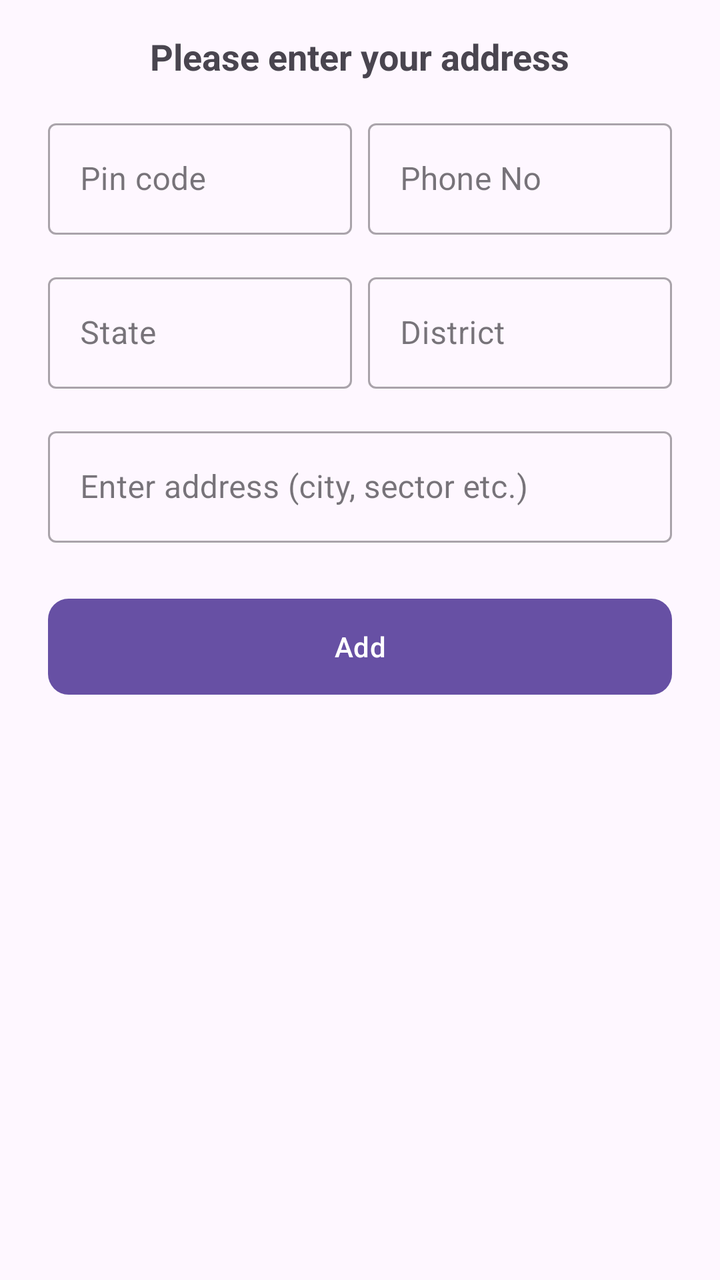
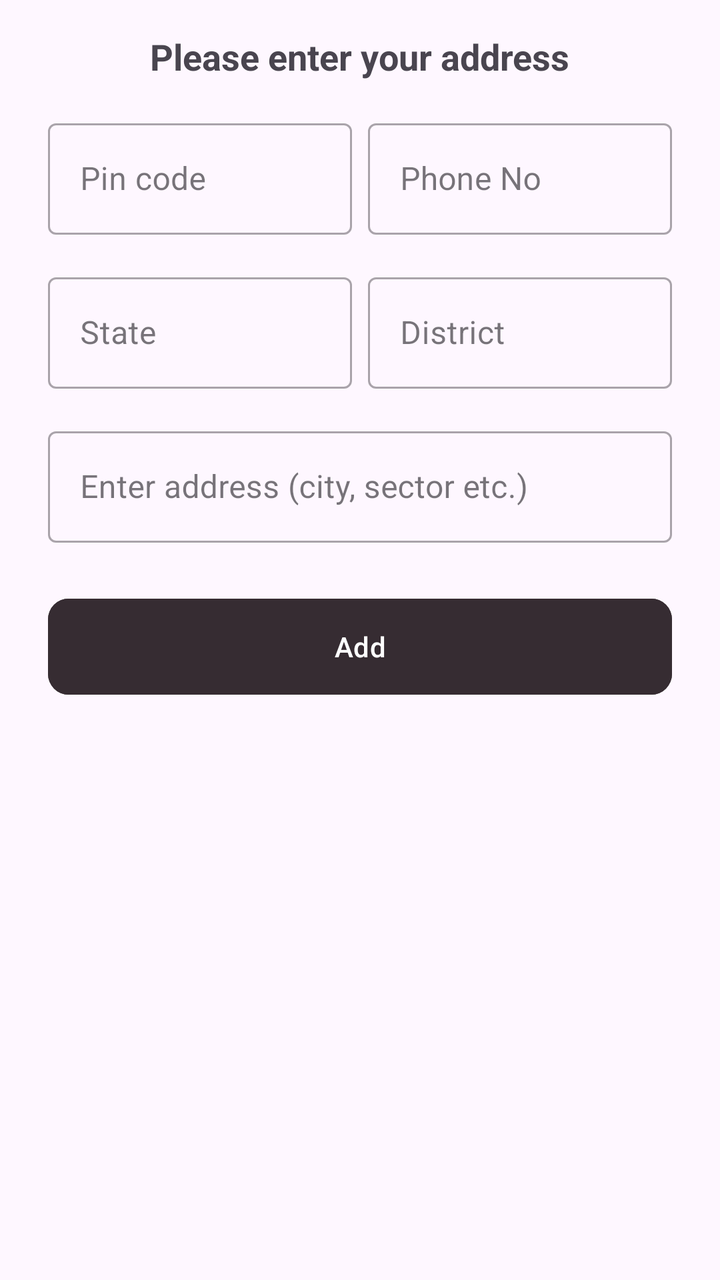

Before-and-after screenshots of an Android layout around one commit, followed by the original layout XML and the change that was made.
<!-- AndroidManifest.xml: application theme Theme.UrbanCars -->
<!-- res/layout/fill_address_layout.xml -->
<?xml version="1.0" encoding="utf-8"?>
<LinearLayout
    xmlns:android="http://schemas.android.com/apk/res/android"
    xmlns:app="http://schemas.android.com/apk/res-auto"
    android:layout_width="match_parent"
    android:layout_height="wrap_content"
    android:orientation="vertical"
    android:layout_margin="16dp"
    android:background="@android:color/transparent">

    <TextView
        android:id="@+id/tvTxt"
        android:layout_width="wrap_content"
        android:layout_height="wrap_content"
        android:layout_gravity="center"
        android:layout_marginTop="16dp"
        android:text="Please enter your address"
        android:textSize="18sp"
        android:textStyle="bold" />

    <LinearLayout
        android:layout_width="match_parent"
        android:layout_height="wrap_content"
        android:layout_marginTop="16dp"
        android:orientation="vertical">

        <LinearLayout
            android:layout_width="match_parent"
            android:layout_height="wrap_content"
            android:layout_marginHorizontal="24dp"
            android:baselineAligned="false"
            android:orientation="horizontal"
            android:weightSum="2">

            <com.google.android.material.textfield.TextInputLayout
                android:id="@+id/pinCode"
                style="@style/Widget.MaterialComponents.TextInputLayout.OutlinedBox"
                android:layout_width="0dp"
                android:layout_height="wrap_content"
                android:layout_marginEnd="8dp"
                android:layout_weight="1"
                app:endIconMode="clear_text">

                <com.google.android.material.textfield.TextInputEditText
                    android:id="@+id/etPinCode"
                    android:layout_width="match_parent"
                    android:layout_height="wrap_content"
                    android:hint="Pin code"
                    android:inputType="number" />
            </com.google.android.material.textfield.TextInputLayout>

            <com.google.android.material.textfield.TextInputLayout
                android:id="@+id/phoneNo"
                style="@style/Widget.MaterialComponents.TextInputLayout.OutlinedBox"
                android:layout_width="0dp"
                android:layout_height="wrap_content"
                android:layout_weight="1"
                app:endIconMode="clear_text">

                <com.google.android.material.textfield.TextInputEditText
                    android:id="@+id/etPhoneNo"
                    android:layout_width="match_parent"
                    android:layout_height="wrap_content"
                    android:hint="Phone No"
                    android:inputType="number" />
            </com.google.android.material.textfield.TextInputLayout>
        </LinearLayout>

        <LinearLayout
            android:layout_width="match_parent"
            android:layout_height="wrap_content"
            android:layout_marginHorizontal="24dp"
            android:layout_marginTop="16dp"
            android:baselineAligned="false"
            android:orientation="horizontal"
            android:weightSum="2">

            <com.google.android.material.textfield.TextInputLayout
                android:id="@+id/state"
                style="@style/Widget.MaterialComponents.TextInputLayout.OutlinedBox"
                android:layout_width="0dp"
                android:layout_height="wrap_content"
                android:layout_marginEnd="8dp"
                android:layout_weight="1"
                app:endIconMode="clear_text">

                <com.google.android.material.textfield.TextInputEditText
                    android:id="@+id/etState"
                    android:layout_width="match_parent"
                    android:layout_height="wrap_content"
                    android:hint="State"
                    android:inputType="text" />
            </com.google.android.material.textfield.TextInputLayout>

            <com.google.android.material.textfield.TextInputLayout
                android:id="@+id/district"
                style="@style/Widget.MaterialComponents.TextInputLayout.OutlinedBox"
                android:layout_width="0dp"
                android:layout_height="wrap_content"
                android:layout_weight="1"
                app:endIconMode="clear_text">

                <com.google.android.material.textfield.TextInputEditText
                    android:id="@+id/etDistrict"
                    android:layout_width="match_parent"
                    android:layout_height="wrap_content"
                    android:hint="District"
                    android:inputType="text" />
            </com.google.android.material.textfield.TextInputLayout>
        </LinearLayout>

        <com.google.android.material.textfield.TextInputLayout
            android:id="@+id/address"
            style="@style/Widget.MaterialComponents.TextInputLayout.OutlinedBox"
            android:layout_width="match_parent"
            android:layout_height="wrap_content"
            android:layout_marginHorizontal="24dp"
            android:layout_marginTop="16dp"
            app:endIconMode="clear_text">

            <com.google.android.material.textfield.TextInputEditText
                android:id="@+id/etAddress"
                android:layout_width="match_parent"
                android:layout_height="wrap_content"
                android:hint="Enter address (city, sector etc.)"
                android:inputType="text" />
        </com.google.android.material.textfield.TextInputLayout>

        <com.google.android.material.button.MaterialButton
            android:id="@+id/btnAddAddress"
            android:layout_width="match_parent"
            android:layout_height="56dp"
            android:layout_margin="24dp"
            android:layout_marginTop="16dp"
            android:text="Add"
            android:textAllCaps="false"
            android:textColor="@color/white"
            app:cornerRadius="10.40dp" />
    </LinearLayout>
</LinearLayout>
<!-- resources referenced by this layout -->
<resources>
  <color name="white">#FFFFFFFF</color>
  <style name="Theme.UrbanCars" parent="Base.Theme.UrbanCars" />
  <style name="Base.Theme.UrbanCars" parent="Theme.Material3.DayNight.NoActionBar">
  
      </style>
</resources>

<!-- the commit's change to res/layout/fill_address_layout.xml (unified diff, before → after) -->
@@ -133,6 +133,7 @@
             android:layout_margin="24dp"
             android:layout_marginTop="16dp"
             android:text="Add"
+            android:backgroundTint="@color/appbcg"
             android:textAllCaps="false"
             android:textColor="@color/white"
             app:cornerRadius="10.40dp" />
<!-- resource entries referenced after the edit -->
@@ -1,5 +1,6 @@
 <!-- resources referenced by this layout -->
 <resources>
+  <color name="appbcg">#362c32</color>
   <color name="white">#FFFFFFFF</color>
   <style name="Theme.UrbanCars" parent="Base.Theme.UrbanCars" />
   <style name="Base.Theme.UrbanCars" parent="Theme.Material3.DayNight.NoActionBar">
